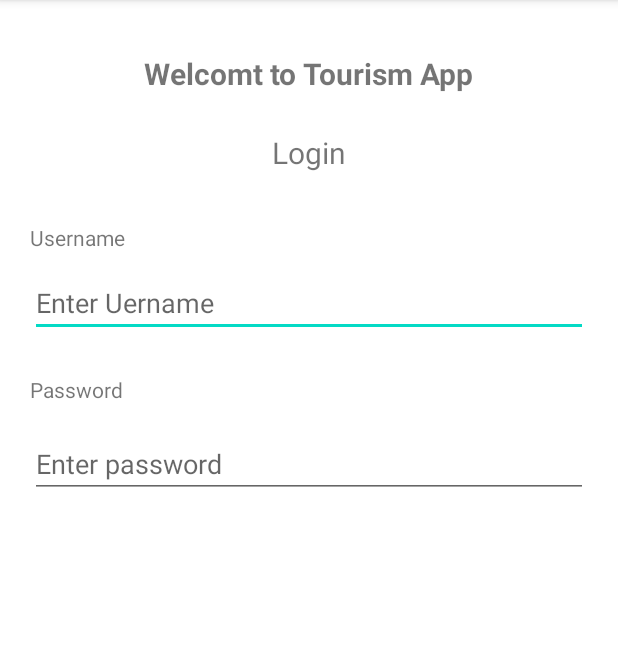
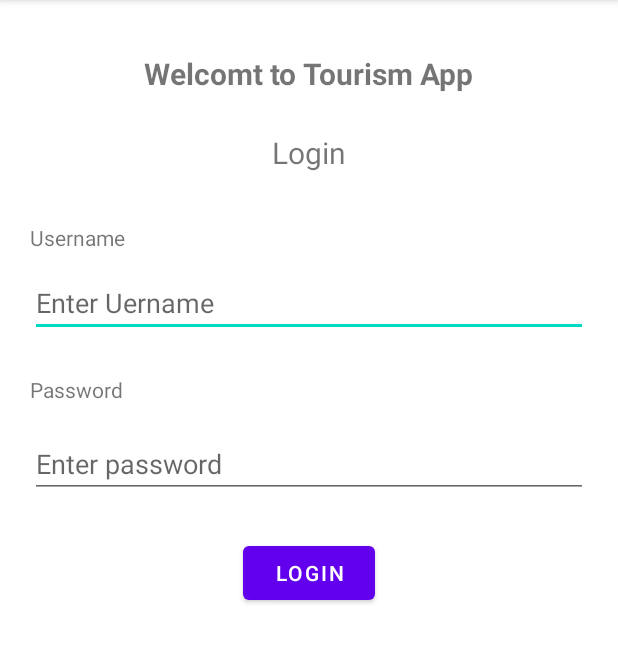
Before and after one commit to bhetwalnirmal/android-final-exam, an Android app: the screen it shows after launch (MainActivity), on a phone screen of 412 x 824 dp, the part 84-747 px from its top. Run offline under Robolectric (Android 15) with nearby library versions, the phone set to English and light mode, and no system bars.

Commit message:
added login button

```diff
--- a/app/src/main/java/com/nirmalbhetwal/androidfinalexam/MainActivity.java
+++ b/app/src/main/java/com/nirmalbhetwal/androidfinalexam/MainActivity.java
@@ -3,12 +3,30 @@ package com.nirmalbhetwal.androidfinalexam;
 import androidx.appcompat.app.AppCompatActivity;
 
 import android.os.Bundle;
+import android.view.View;
+import android.widget.Button;
+import android.widget.EditText;
 
-public class MainActivity extends AppCompatActivity {
+public class MainActivity extends AppCompatActivity implements View.OnClickListener {
+    EditText etUsername, etPassword;
+    Button loginButton;
 
     @Override
     protected void onCreate(Bundle savedInstanceState) {
         super.onCreate(savedInstanceState);
         setContentView(R.layout.activity_main);
+
+        // initialize the edit texts
+        etUsername = (EditText) findViewById(R.id.editTextUserName);
+        etPassword = (EditText) findViewById(R.id.editTextPassword);
+        // initialize the login button
+        loginButton = (Button) findViewById(R.id.btnLogin);
+
+        loginButton.setOnClickListener(this);
+    }
+
+    @Override
+    public void onClick(View view) {
+
     }
 }
--- a/app/src/main/res/layout/activity_main.xml
+++ b/app/src/main/res/layout/activity_main.xml
@@ -69,10 +69,20 @@
         android:layout_height="wrap_content"
         android:layout_marginTop="17dp"
         android:ems="10"
+        android:hint="Enter password"
         android:inputType="textPassword"
-        android:hint="Enter password"
         app:layout_constraintEnd_toEndOf="parent"
         app:layout_constraintStart_toStartOf="parent"
         app:layout_constraintTop_toBottomOf="@+id/textView4" />
 
+    <Button
+        android:id="@+id/btnLogin"
+        android:layout_width="wrap_content"
+        android:layout_height="wrap_content"
+        android:layout_marginTop="26dp"
+        android:text="Login"
+        app:layout_constraintEnd_toEndOf="parent"
+        app:layout_constraintStart_toStartOf="parent"
+        app:layout_constraintTop_toBottomOf="@+id/editTextPassword" />
+
 </androidx.constraintlayout.widget.ConstraintLayout>
```
